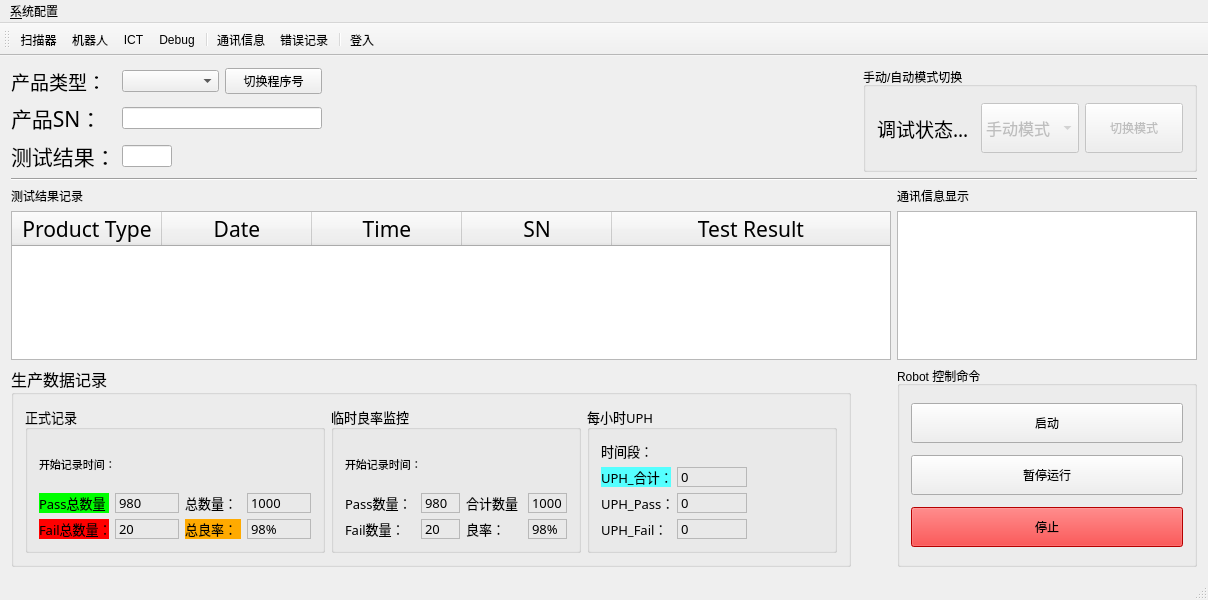
The window that ict_ur10.ui (eveningwyn/ICT_UR10) describes before a commit, drawn with Qt 5.
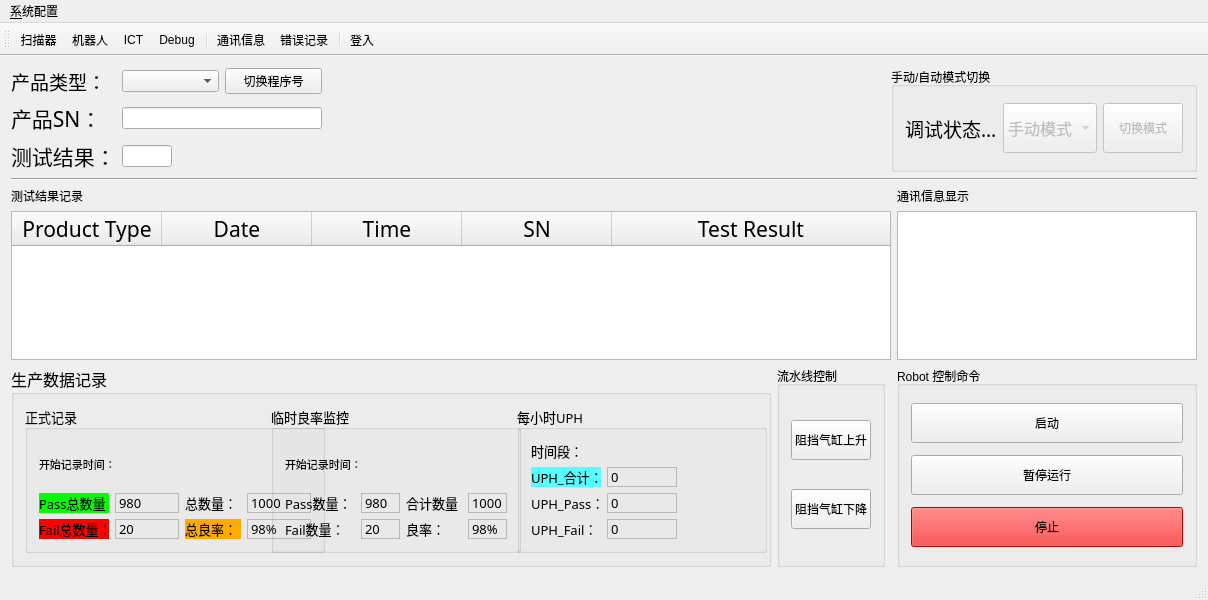
The same window after the commit. Icons and pictures are not drawn.

The edit to the form file:
```diff
--- a/ict_ur10.ui
+++ b/ict_ur10.ui
@@ -1091,6 +1091,41 @@
       </item>
      </layout>
     </item>
+    <item row="9" column="11">
+     <widget class="QGroupBox" name="groupBox_7">
+      <property name="title">
+       <string>流水线控制</string>
+      </property>
+      <layout class="QGridLayout" name="gridLayout_8">
+       <item row="0" column="0">
+        <widget class="QPushButton" name="pushButton_cylinder_up">
+         <property name="minimumSize">
+          <size>
+           <width>0</width>
+           <height>40</height>
+          </size>
+         </property>
+         <property name="text">
+          <string>阻挡气缸上升</string>
+         </property>
+        </widget>
+       </item>
+       <item row="1" column="0">
+        <widget class="QPushButton" name="pushButton_cylinder_down">
+         <property name="minimumSize">
+          <size>
+           <width>0</width>
+           <height>40</height>
+          </size>
+         </property>
+         <property name="text">
+          <string>阻挡气缸下降</string>
+         </property>
+        </widget>
+       </item>
+      </layout>
+     </widget>
+    </item>
    </layout>
   </widget>
   <widget class="QMenuBar" name="mainMenuBar">
```
